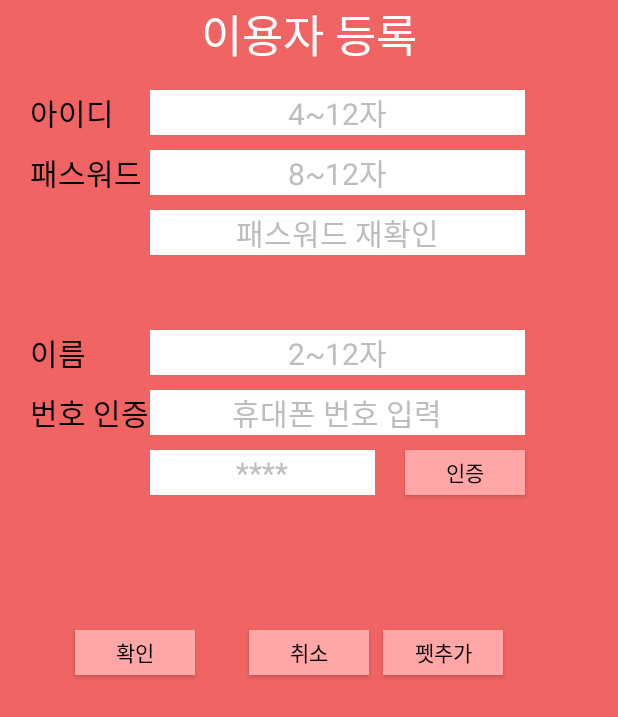
After one commit to yoho94/PetsMate, an Android app: the layout home_signup.xml on its own in the app's theme, with its tools: preview values and no code run, on a phone screen of 412 x 824 dp. The commit adds this screen. Shown: the top 717 px of the screen. Run offline under Robolectric (Android 15) with nearby library versions, the light colour scheme and no system bars.

Commit message:
최지선

```diff
--- /dev/null
+++ b/app/src/main/res/layout/home_signup.xml
@@ -0,0 +1,166 @@
+<?xml version="1.0" encoding="utf-8"?>
+<RelativeLayout xmlns:android="http://schemas.android.com/apk/res/android"
+    android:layout_width="match_parent"
+    android:layout_height="match_parent"
+    android:orientation="vertical"
+    android:background="#f06464">
+
+    <TextView
+        android:layout_width="match_parent"
+        android:layout_height="40dp"
+        android:text="이용자 등록"
+        android:textColor="#ffffff"
+        android:textSize="30dp"
+        android:textAlignment="center"/>
+
+    <TextView
+        android:layout_width="match_parent"
+        android:layout_height="40dp"
+        android:text="아이디"
+        android:textColor="#000000"
+        android:textSize="20dp"
+        android:layout_marginLeft="20dp"
+        android:layout_marginTop="60dp"/>
+
+    <EditText
+        android:id="@+id/mid_input"
+        android:layout_width="250dp"
+        android:layout_height="30dp"
+        android:text="4~12자"
+        android:textColor="#bdbdbd"
+        android:textSize="20dp"
+        android:layout_marginTop="60dp"
+        android:layout_marginLeft="100dp"
+        android:background="#ffffff"
+        android:textAlignment="center" />
+
+    <TextView
+        android:layout_width="match_parent"
+        android:layout_height="40dp"
+        android:text="패스워드"
+        android:textColor="#000000"
+        android:textSize="20dp"
+        android:layout_marginLeft="20dp"
+        android:layout_marginTop="100dp"/>
+
+    <EditText
+        android:id="@+id/mpw_input"
+        android:layout_width="250dp"
+        android:layout_height="30dp"
+        android:text="8~12자"
+        android:textColor="#bdbdbd"
+        android:textSize="20dp"
+        android:layout_marginTop="100dp"
+        android:layout_marginLeft="100dp"
+        android:background="#ffffff"
+        android:textAlignment="center" />
+
+    <EditText
+        android:id="@+id/mpw2_input"
+        android:layout_width="250dp"
+        android:layout_height="30dp"
+        android:text="패스워드 재확인"
+        android:textColor="#bdbdbd"
+        android:textSize="20dp"
+        android:layout_marginTop="140dp"
+        android:layout_marginLeft="100dp"
+        android:background="#ffffff"
+        android:textAlignment="center" />
+
+    <TextView
+        android:layout_width="match_parent"
+        android:layout_height="40dp"
+        android:text="이름"
+        android:textColor="#000000"
+        android:textSize="20dp"
+        android:layout_marginLeft="20dp"
+        android:layout_marginTop="220dp"/>
+
+    <EditText
+        android:id="@+id/mname_input"
+        android:layout_width="250dp"
+        android:layout_height="30dp"
+        android:text="2~12자"
+        android:textColor="#bdbdbd"
+        android:textSize="20dp"
+        android:layout_marginTop="220dp"
+        android:layout_marginLeft="100dp"
+        android:background="#ffffff"
+        android:textAlignment="center" />
+
+
+    <TextView
+        android:layout_width="match_parent"
+        android:layout_height="40dp"
+        android:text="번호 인증"
+        android:textColor="#000000"
+        android:textSize="20dp"
+        android:layout_marginLeft="20dp"
+        android:layout_marginTop="260dp"/>
+
+    <EditText
+        android:id="@+id/mphon_input"
+        android:layout_width="250dp"
+        android:layout_height="30dp"
+        android:text="휴대폰 번호 입력"
+        android:textColor="#bdbdbd"
+        android:textSize="20dp"
+        android:layout_marginTop="260dp"
+        android:layout_marginLeft="100dp"
+        android:background="#ffffff"
+        android:textAlignment="center" />
+
+    <EditText
+        android:id="@+id/mpcheck_input"
+        android:layout_width="150dp"
+        android:layout_height="30dp"
+        android:text="****"
+        android:textColor="#bdbdbd"
+        android:textSize="20dp"
+        android:layout_marginTop="300dp"
+        android:layout_marginLeft="100dp"
+        android:background="#ffffff"
+        android:textAlignment="center" />
+
+    <Button
+        android:id="@+id/mpcheck_btn"
+        android:layout_width="80dp"
+        android:layout_height="30dp"
+        android:text="인증"
+        android:textColor="#000000"
+        android:background="#ffa7a7"
+        android:layout_marginLeft="270dp"
+        android:layout_marginTop="300dp"/>
+
+    <Button
+        android:id="@+id/minput_btn"
+        android:layout_width="80dp"
+        android:layout_height="30dp"
+        android:text="확인"
+        android:textColor="#000000"
+        android:background="#ffa7a7"
+        android:layout_marginLeft="50dp"
+        android:layout_marginTop="420dp"/>
+
+
+    <Button
+        android:id="@+id/mcancel_btn"
+        android:layout_width="80dp"
+        android:layout_height="30dp"
+        android:text="취소"
+        android:textColor="#000000"
+        android:background="#ffa7a7"
+        android:layout_centerHorizontal="true"
+        android:layout_marginTop="420dp"/>
+
+    <Button
+        android:id="@+id/mpetadd_btn"
+        android:layout_width="80dp"
+        android:layout_height="30dp"
+        android:text="펫추가"
+        android:textColor="#000000"
+        android:background="#ffa7a7"
+        android:layout_marginLeft="255dp"
+        android:layout_marginTop="420dp"/>
+
+</RelativeLayout>
```
Also changed, not shown: app/src/main/res/layout/activity_main.xml (+72 -11 lines), app/src/main/res/layout/home_login.xml (added, +66 -0 lines), app/src/main/res/layout/home_signup_petadd.xml (added, +126 -0 lines), app/src/main/res/layout/guestsetup_main.xml (renamed from app/src/main/res/layout/guestSetup_main.xml), app/src/main/res/layout/guestsetup_notification.xml (renamed from app/src/main/res/layout/guestSetup_notification.xml).
